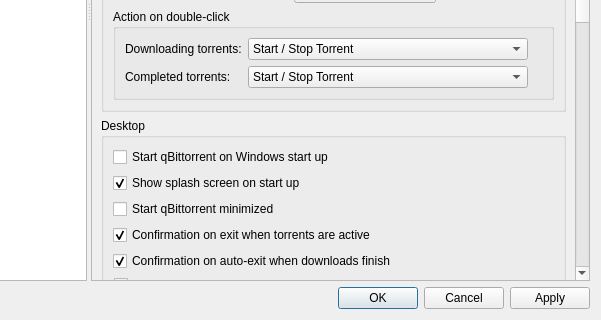
Old version of the form src/gui/optionsdialog.ui in the repository qbittorrent/qBittorrent; both pictures show x 178 to 779 and y 271 to 591 of the 779 by 591 pixel window.
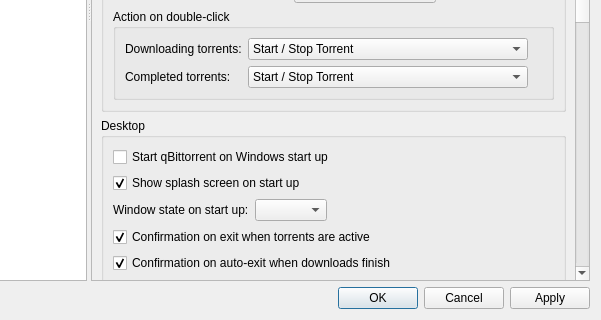
New version of the form. Custom widgets are drawn as their Qt base class.

Commit message: Improve startup window state handling

Diff of the .ui file:
```diff
--- a/src/gui/optionsdialog.ui
+++ b/src/gui/optionsdialog.ui
@@ -397,14 +397,35 @@
                 </widget>
                </item>
                <item>
-                <widget class="QCheckBox" name="checkStartMinimized">
-                 <property name="toolTip">
-                  <string>When qBittorrent is started, the main window will be minimized</string>
-                 </property>
-                 <property name="text">
-                  <string>Start qBittorrent minimized</string>
-                 </property>
-                </widget>
+                <layout class="QHBoxLayout" name="windowStateLayout">
+                 <item>
+                  <widget class="QLabel" name="windowStateLabel">
+                   <property name="text">
+                    <string>Window state on start up:</string>
+                   </property>
+                  </widget>
+                 </item>
+                 <item>
+                  <widget class="QComboBox" name="windowStateComboBox">
+                   <property name="toolTip">
+                    <string>qBittorrent window state on start up</string>
+                   </property>
+                  </widget>
+                 </item>
+                 <item>
+                  <spacer name="windowStateSpacer">
+                   <property name="orientation">
+                    <enum>Qt::Horizontal</enum>
+                   </property>
+                   <property name="sizeHint" stdset="0">
+                    <size>
+                     <width>40</width>
+                     <height>20</height>
+                    </size>
+                   </property>
+                  </spacer>
+                 </item>
+                </layout>
                </item>
                <item>
                 <widget class="QCheckBox" name="checkProgramExitConfirm">
```
Left out of the diff: 2 changed lines with no effect on the pictures. The commit also changes 13 other files.
